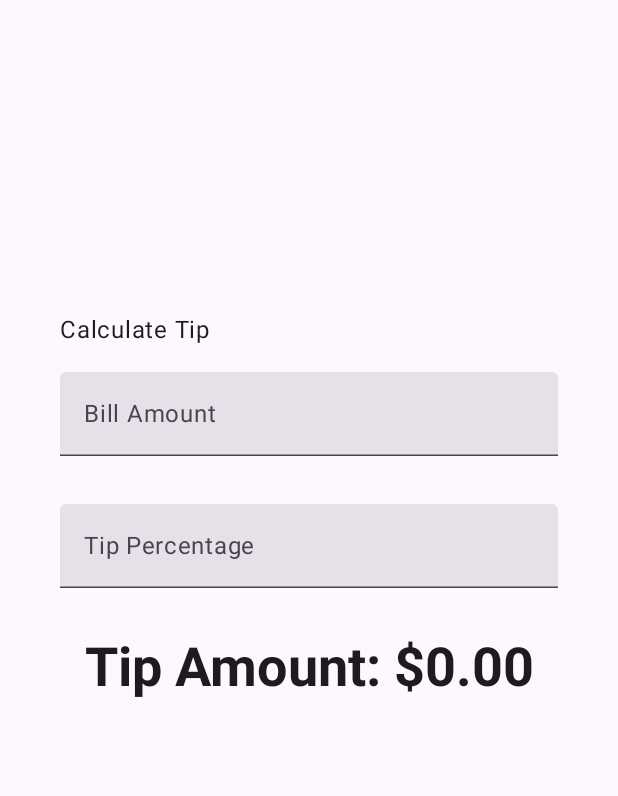
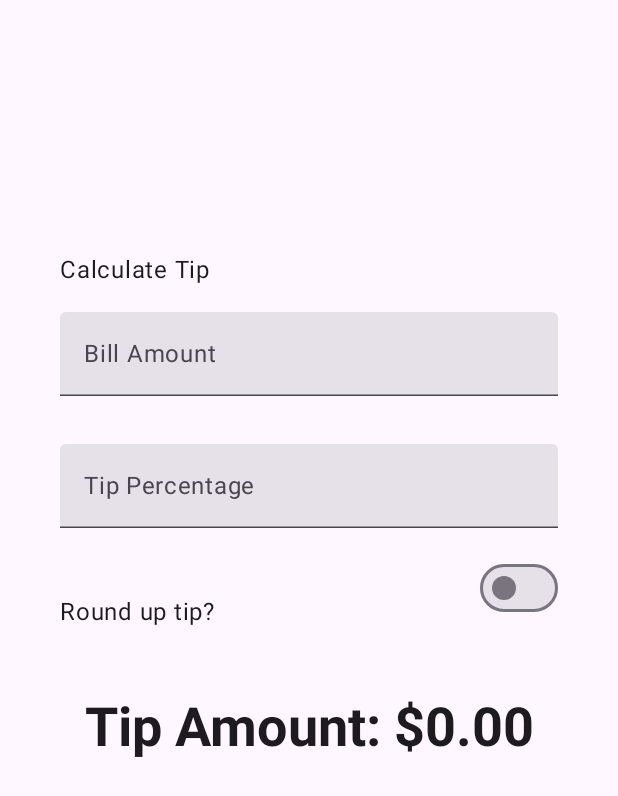
Before and after one commit to Darkgiant24/e-8INF865A2024_GC, an Android app built with Jetpack Compose: the screen it shows after launch (MainActivity), on a phone screen of 412 x 824 dp. Shown: the top 796 px of the screen. Run offline under Robolectric (Android 15) with nearby library versions, the phone set to English and light mode, and no system bars.

Commit message:
partie 2 partie 6

```diff
--- a/basic-android-kotlin-compose-training-tip-calculator-state/app/src/main/java/com/example/tiptime/MainActivity.kt
+++ b/basic-android-kotlin-compose-training-tip-calculator-state/app/src/main/java/com/example/tiptime/MainActivity.kt
@@ -22,13 +22,16 @@ import androidx.activity.enableEdgeToEdge
 import androidx.annotation.StringRes
 import androidx.compose.foundation.layout.Arrangement
 import androidx.compose.foundation.layout.Column
+import androidx.compose.foundation.layout.Row
 import androidx.compose.foundation.layout.Spacer
 import androidx.compose.foundation.layout.fillMaxSize
 import androidx.compose.foundation.layout.fillMaxWidth
 import androidx.compose.foundation.layout.height
 import androidx.compose.foundation.layout.padding
 import androidx.compose.foundation.layout.safeDrawingPadding
+import androidx.compose.foundation.layout.size
 import androidx.compose.foundation.layout.statusBarsPadding
+import androidx.compose.foundation.layout.wrapContentWidth
 import androidx.compose.foundation.rememberScrollState
 import androidx.compose.foundation.text.KeyboardOptions
 import androidx.compose.foundation.verticalScroll
@@ -50,6 +53,7 @@ import androidx.compose.ui.tooling.preview.Preview
 import androidx.compose.ui.unit.dp
 import com.example.tiptime.ui.theme.TipTimeTheme
 import java.text.NumberFormat
+import androidx.compose.material3.Switch
 
 class MainActivity : ComponentActivity() {
     override fun onCreate(savedInstanceState: Bundle?) {
@@ -72,8 +76,9 @@ fun TipTimeLayout() {
     var tipInput by remember { mutableStateOf("") }
     val amount = amountInput.toDoubleOrNull() ?: 0.0
     val tipPercent = tipInput.toDoubleOrNull() ?: 0.0
+    var roundUp by remember { mutableStateOf(false) }
 
-    val tip = calculateTip(amount, tipPercent)
+    val tip = calculateTip(amount, tipPercent, roundUp)
     Column(
         modifier = Modifier.padding(40.dp),
         horizontalAlignment = Alignment.CenterHorizontally,
@@ -109,6 +114,11 @@ fun TipTimeLayout() {
                 .padding(bottom = 32.dp)
                 .fillMaxWidth()
         )
+        RoundTheTipRow(
+            roundUp = roundUp,
+            onRoundUpChanged = { roundUp = it },
+            modifier = Modifier.padding(bottom = 32.dp)
+        )
         Text(
             text = stringResource(R.string.tip_amount, tip),
             style = MaterialTheme.typography.displaySmall
@@ -135,13 +145,42 @@ fun EditNumberField(
     )
 }
 
+@Composable
+fun RoundTheTipRow(
+
+    roundUp: Boolean,
+    onRoundUpChanged: (Boolean) -> Unit,
+    modifier: Modifier = Modifier
+
+) {
+
+    Row(
+        modifier = modifier
+            .fillMaxWidth()
+            .size(48.dp),
+        verticalAlignment = Alignment.CenterVertically,
+
+    ) {
+        Text(text = stringResource(R.string.round_up_tip))
+        Switch(
+            checked = roundUp,
+            onCheckedChange = onRoundUpChanged,
+            modifier = modifier
+                .fillMaxWidth()
+                .wrapContentWidth(Alignment.End),
+        )
+    }
+}
 /**
  * Calculates the tip based on the user input and format the tip amount
  * according to the local currency.
  * Example would be "$10.00".
  */
-private fun calculateTip(amount: Double, tipPercent: Double = 15.0): String {
-    val tip = tipPercent / 100 * amount
+private fun calculateTip(amount: Double, tipPercent: Double = 15.0, roundUp: Boolean): String {
+    var tip = tipPercent / 100 * amount
+    if (roundUp) {
+        tip = kotlin.math.ceil(tip)
+    }
     return NumberFormat.getCurrencyInstance().format(tip)
 }
 
```
